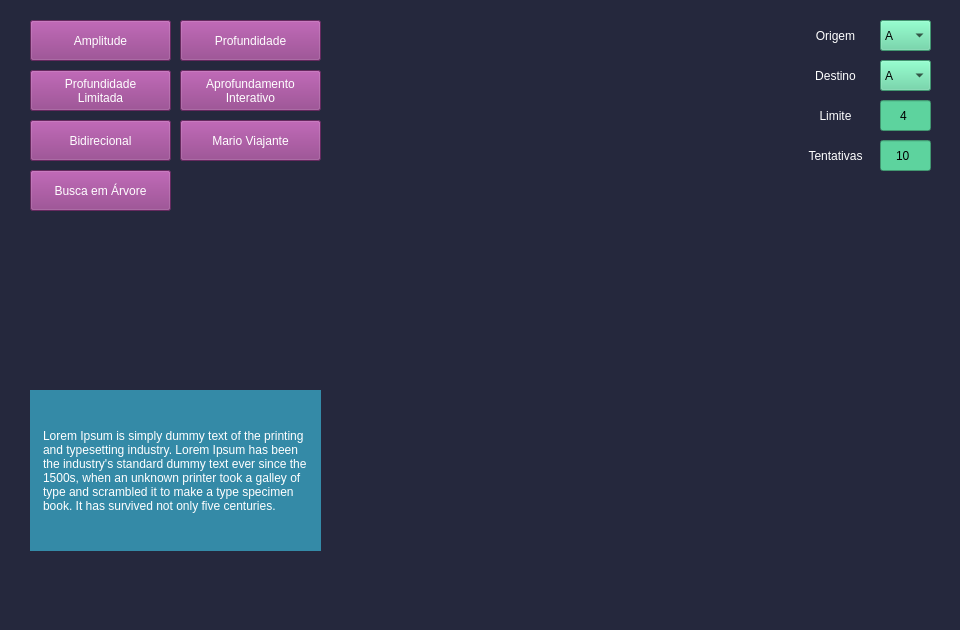
First picture: the form in Mario_Party.ui, repository RodgerOliver/mario-party-unitau, before the edit.
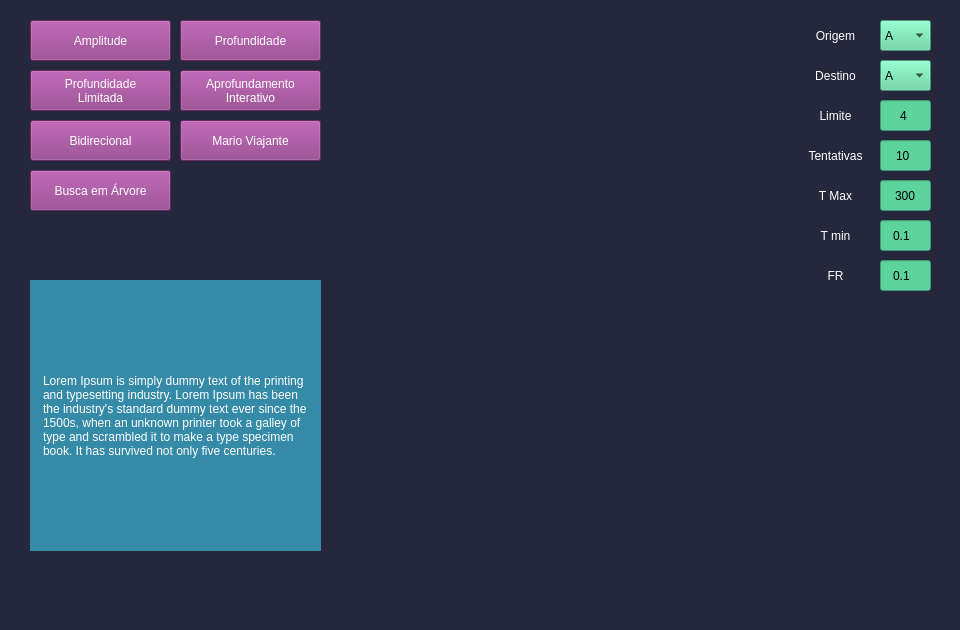
Second picture: the form after the edit. Icons and pictures are not drawn.

Commit message: Adicionar inputs do tempera simulada

```diff
--- a/Mario_Party.ui
+++ b/Mario_Party.ui
@@ -233,9 +233,9 @@
     <property name="geometry">
      <rect>
       <x>30</x>
-      <y>390</y>
+      <y>280</y>
       <width>291</width>
-      <height>161</height>
+      <height>271</height>
      </rect>
     </property>
     <property name="styleSheet">
@@ -739,6 +739,165 @@
      <string>busca_arvore_com_pesos</string>
     </property>
    </widget>
+   <widget class="QLineEdit" name="temperatura_maxima">
+    <property name="geometry">
+     <rect>
+      <x>880</x>
+      <y>180</y>
+      <width>51</width>
+      <height>31</height>
+     </rect>
+    </property>
+    <property name="inputMask">
+     <string>999</string>
+    </property>
+    <property name="text">
+     <string>300</string>
+    </property>
+    <property name="maxLength">
+     <number>3</number>
+    </property>
+    <property name="alignment">
+     <set>Qt::AlignCenter</set>
+    </property>
+   </widget>
+   <widget class="QLabel" name="temperatura_maxima_label">
+    <property name="geometry">
+     <rect>
+      <x>800</x>
+      <y>180</y>
+      <width>71</width>
+      <height>31</height>
+     </rect>
+    </property>
+    <property name="statusTip">
+     <string>Valor de temperatura máxima para o algoritmo de têmpera simulada.</string>
+    </property>
+    <property name="layoutDirection">
+     <enum>Qt::RightToLeft</enum>
+    </property>
+    <property name="text">
+     <string>T Max</string>
+    </property>
+    <property name="alignment">
+     <set>Qt::AlignCenter</set>
+    </property>
+    <property name="wordWrap">
+     <bool>true</bool>
+    </property>
+    <property name="margin">
+     <number>0</number>
+    </property>
+    <property name="class" stdset="0">
+     <string>busca_local_com_info</string>
+    </property>
+   </widget>
+   <widget class="QLabel" name="temparatura_minima_label">
+    <property name="geometry">
+     <rect>
+      <x>800</x>
+      <y>220</y>
+      <width>71</width>
+      <height>31</height>
+     </rect>
+    </property>
+    <property name="statusTip">
+     <string>Valor de temperatura mínima para o algoritmo de têmpera simulada.</string>
+    </property>
+    <property name="layoutDirection">
+     <enum>Qt::RightToLeft</enum>
+    </property>
+    <property name="text">
+     <string>T min</string>
+    </property>
+    <property name="alignment">
+     <set>Qt::AlignCenter</set>
+    </property>
+    <property name="wordWrap">
+     <bool>true</bool>
+    </property>
+    <property name="margin">
+     <number>0</number>
+    </property>
+    <property name="class" stdset="0">
+     <string>busca_local_com_info</string>
+    </property>
+   </widget>
+   <widget class="QLineEdit" name="temperatura_minima">
+    <property name="geometry">
+     <rect>
+      <x>880</x>
+      <y>220</y>
+      <width>51</width>
+      <height>31</height>
+     </rect>
+    </property>
+    <property name="inputMask">
+     <string>9.999</string>
+    </property>
+    <property name="text">
+     <string>0.1</string>
+    </property>
+    <property name="maxLength">
+     <number>5</number>
+    </property>
+    <property name="alignment">
+     <set>Qt::AlignCenter</set>
+    </property>
+   </widget>
+   <widget class="QLabel" name="fator_redutor_label">
+    <property name="geometry">
+     <rect>
+      <x>800</x>
+      <y>260</y>
+      <width>71</width>
+      <height>31</height>
+     </rect>
+    </property>
+    <property name="statusTip">
+     <string>Valor do fator redutor para o algoritmo de têmpera simulada.</string>
+    </property>
+    <property name="layoutDirection">
+     <enum>Qt::RightToLeft</enum>
+    </property>
+    <property name="text">
+     <string>FR</string>
+    </property>
+    <property name="alignment">
+     <set>Qt::AlignCenter</set>
+    </property>
+    <property name="wordWrap">
+     <bool>true</bool>
+    </property>
+    <property name="margin">
+     <number>0</number>
+    </property>
+    <property name="class" stdset="0">
+     <string>busca_local_com_info</string>
+    </property>
+   </widget>
+   <widget class="QLineEdit" name="fator_redutor">
+    <property name="geometry">
+     <rect>
+      <x>880</x>
+      <y>260</y>
+      <width>51</width>
+      <height>31</height>
+     </rect>
+    </property>
+    <property name="inputMask">
+     <string>9.999</string>
+    </property>
+    <property name="text">
+     <string>0.1</string>
+    </property>
+    <property name="maxLength">
+     <number>5</number>
+    </property>
+    <property name="alignment">
+     <set>Qt::AlignCenter</set>
+    </property>
+   </widget>
   </widget>
   <widget class="QMenuBar" name="menubar">
    <property name="geometry">
```
The commit also changes 2 other files.
